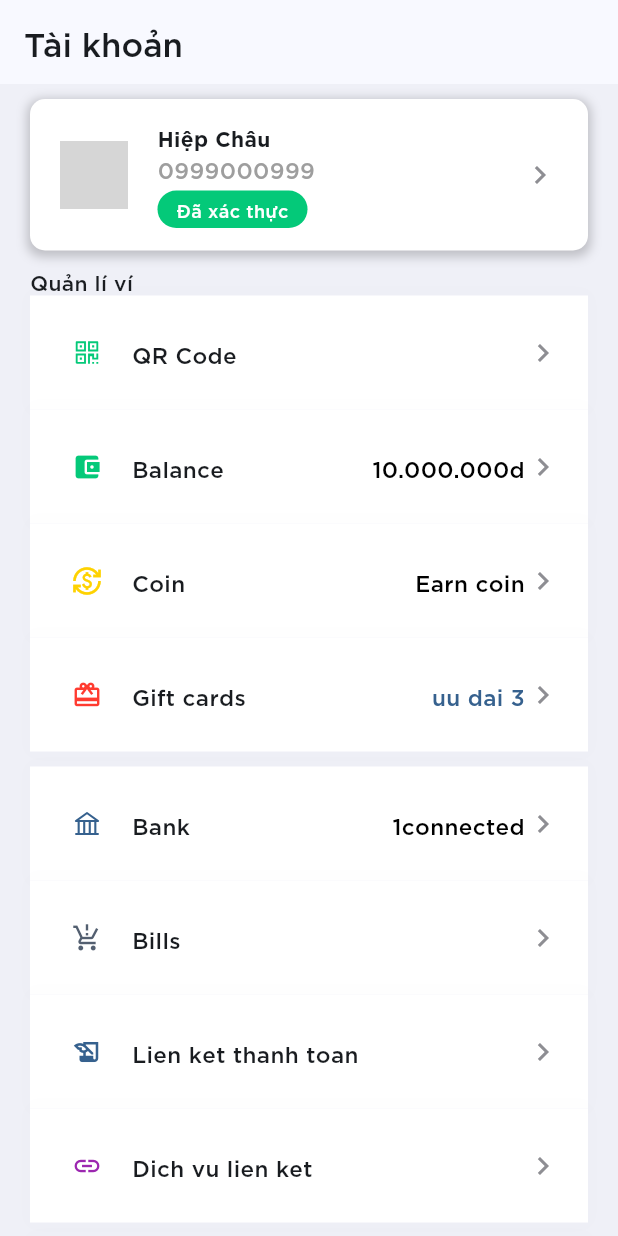
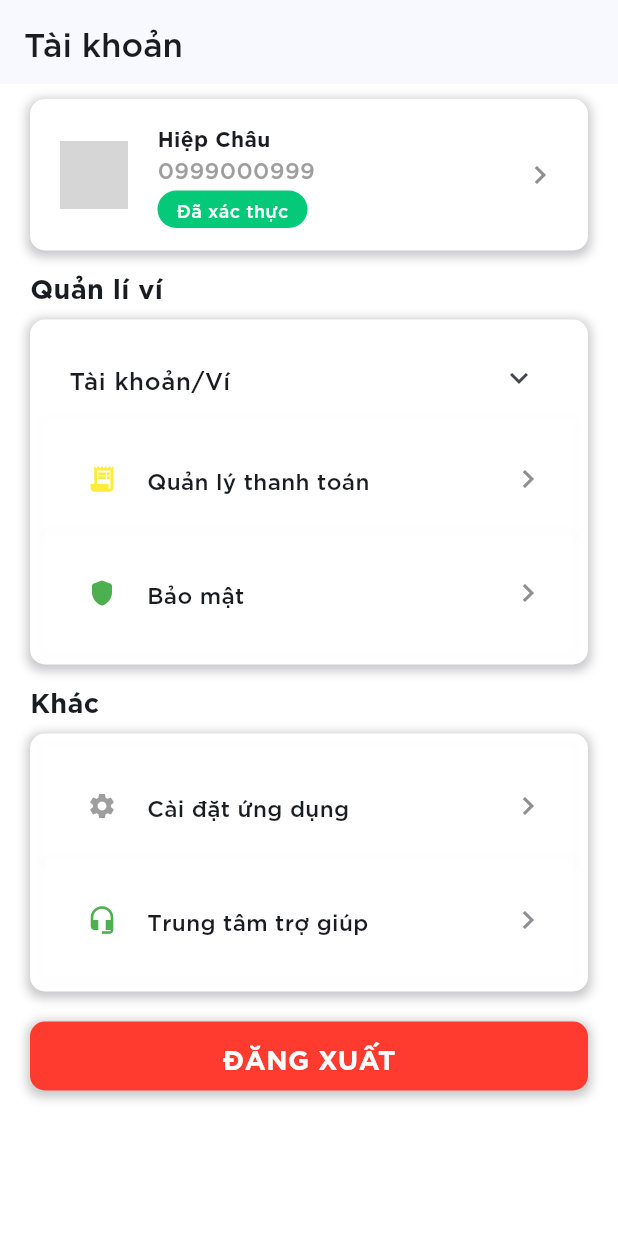
Before and after one commit to hiepchau/EwalletFlutterUI, a Flutter app: the AccountPage screen opened directly, on a phone screen of 412 x 824 dp. Run offline on Flutter 3.47's test engine with Material 2 defaults, Android fonts, the phone set to English and light mode, and no system bars; our stand-ins replace animated_bottom_navigation_bar, expandable_page_view, flutter_font_icons, font_awesome_flutter, qr_flutter; missing offline and left inert: barcode_scan2; network calls fail; grey boxes are pictures that could not be loaded.

Commit message:
update account page

```diff
--- a/lib/main.dart
+++ b/lib/main.dart
@@ -7,7 +7,7 @@ void main() {
     theme: ThemeData(
       useMaterial3: true,
       colorScheme: ColorScheme.fromSeed(seedColor: Colors.blue),
-      scaffoldBackgroundColor: ColorScheme.fromSeed(seedColor: Colors.blue).onInverseSurface,
+      scaffoldBackgroundColor: Colors.white,
       fontFamily: 'SVN-Gotham',
       textTheme: const TextTheme(
         headlineSmall: TextStyle(
--- a/lib/pages/account_page.dart
+++ b/lib/pages/account_page.dart
@@ -1,12 +1,22 @@
+import 'package:ewallet/pages/components/CustomSeparator.dart';
 import 'package:ewallet/pages/widgets/profile_widget.dart';
 import 'package:ewallet/style/color.dart';
+import 'package:ewallet/wallet_lists.dart';
 import 'package:flutter/material.dart';
 import 'package:flutter_font_icons/flutter_font_icons.dart';
-
+import '../wallet_lists.dart';
 import '../balance_lists.dart';
 import '../style/constants.dart';
 
-class AccountPage extends StatelessWidget {
+class AccountPage extends StatefulWidget {
+  AccountPage({super.key});
+
+  @override
+  _AccountPage createState() => _AccountPage();
+}
+
+class _AccountPage extends State<AccountPage> {
+  bool isVisible = false;
   @override
   Widget build(BuildContext context) {
     return Scaffold(
@@ -14,18 +24,18 @@ class AccountPage extends StatelessWidget {
         title: const Text('Tài khoản'),
         automaticallyImplyLeading: false,
       ),
-      body: getBody(),
+      body: getBody(context),
     );
   }
 
-  Widget getBody() {
+  Widget getBody(BuildContext context) {
     return Column(
       children: [
         Expanded(
           child: SingleChildScrollView(
             child: Container(
-              width: double.infinity,
-              child: getAccountSection(),
+              width: MediaQuery.of(context).size.width,
+              child: getAccountSection(context),
             ),
           ),
         ),
@@ -33,7 +43,7 @@ class AccountPage extends StatelessWidget {
     );
   }
 
-  Widget getAccountSection() {
+  Widget getAccountSection(BuildContext context) {
     return Padding(
       padding: const EdgeInsets.symmetric(horizontal: 20, vertical: 10),
       child: Column(
@@ -42,22 +52,20 @@ class AccountPage extends StatelessWidget {
           GestureDetector(
             onTap: () {},
             child: Container(
-              width: double.infinity,
+              width: MediaQuery.of(context).size.width,
               decoration: BoxDecoration(
-                borderRadius: BorderRadius.all(Radius.circular(10)),
+                borderRadius: const BorderRadius.all(Radius.circular(10)),
                 color: white,
                 boxShadow: [
                   BoxShadow(
                       color: grey.withOpacity(0.5),
                       spreadRadius: 2,
                       blurRadius: 5,
-                    offset: Offset(0,2)
-                  ),
+                      offset: const Offset(0, 2)),
                 ],
               ),
               child: Container(
-                padding: const EdgeInsets.fromLTRB(
-                    20,  15,  20, 15),
+                padding: const EdgeInsets.fromLTRB(20, 15, 20, 15),
                 child: Row(
                   mainAxisAlignment: MainAxisAlignment.spaceBetween,
                   children: [
@@ -77,32 +85,32 @@ class AccountPage extends StatelessWidget {
                       child: Column(
                         crossAxisAlignment: CrossAxisAlignment.start,
                         children: [
-                          const Text(
-                            "Hiệp Châu",
+                          const Text("Hiệp Châu",
                               style: TextStyle(
                                 fontWeight: FontWeight.w700,
-                            )
-                          ),
+                              )),
                           const Text(
                             "0999000999",
                             style: wGreyTextStyle,
                           ),
-                          const SizedBox(height: 5,),
+                          const SizedBox(
+                            height: 5,
+                          ),
                           Container(
                             alignment: Alignment.center,
                             height: 25,
                             width: 100,
                             decoration: BoxDecoration(
                                 borderRadius: BorderRadius.circular(20),
-                              color: green
-                            ),
-                          child: Text("Đã xác thực",
+                                color: green),
+                            child: Text(
+                              "Đã xác thực",
                               textAlign: TextAlign.center,
                               style: TextStyle(
                                   fontSize: 12,
                                   fontWeight: FontWeight.w300,
-                            color: onPrimary
-                          ),),
+                                  color: onPrimary),
+                            ),
                           ),
                         ],
                       ),
@@ -119,83 +127,214 @@ class AccountPage extends StatelessWidget {
           const SizedBox(
             height: 10,
           ),
-          Text("Quản lí ví"),
-          const ProfileWidget(
-              icon: AntDesign.qrcode,
-              iconColor: green,
-              title: 'QR Code',
-              subtitle: ''),
-          const ProfileWidget(
-              icon: Icons.account_balance_wallet,
-              iconColor: green,
-              title: 'Balance',
-              subtitle: '10.000.000d'),
-          const ProfileWidget(
-              icon: Icons.currency_exchange,
-              iconColor: yellow,
-              title: 'Coin',
-              subtitle: 'Earn coin'),
-          ProfileWidget(
-              icon: Icons.card_giftcard,
-              iconColor: red,
-              title: 'Gift cards',
-              subtitle: '3 uu dai',
-              subtitleColor: primary),
-          const SizedBox(
-            height: 10,
-          ),
-           ProfileWidget(
-            icon: AntDesign.bank,
-            iconColor: primary,
-            title: 'Bank',
-            subtitle: '1connected',
-          ),
-          ProfileWidget(
-            icon: Icons.production_quantity_limits,
-            iconColor: secondary,
-            title: 'Bills',
-            subtitle: '',
-          ),
-          ProfileWidget(
-            icon: Icons.history_edu,
-            iconColor: primary,
-            title: 'Lien ket thanh toan',
-            subtitle: '',
-          ),
-          const ProfileWidget(
-            icon: Icons.link,
-            iconColor: purple,
-            title: 'Dich vu lien ket',
-            subtitle: '',
+          const Text(
+            "Quản lí ví",
+            style: TextStyle(fontSize: 18, fontWeight: FontWeight.w700),
           ),
           const SizedBox(
             height: 10,
           ),
+          Container(
+            padding: const EdgeInsets.all(10),
+            decoration: BoxDecoration(
+                color: white,
+                borderRadius: const BorderRadius.all(Radius.circular(10)),
+                boxShadow: [
+                  BoxShadow(
+                      color: grey.withOpacity(0.5),
+                      spreadRadius: 2,
+                      blurRadius: 5,
+                      offset: const Offset(0, 2))
+                ]),
+            child: Column(children: [
+              Theme(
+                  data: Theme.of(context)
+                      .copyWith(dividerColor: Colors.transparent),
+                  child: ExpansionTile(
+                    onExpansionChanged: (temp) {
+                      setState(() {
+                        isVisible = temp;
+                      });
+                    },
+                    title: const Text("Tài khoản/Ví"),
+                    children: _buildExpandableContent(walletList),
+                  )),
+              Visibility(
+                visible: isVisible,
+                child: const Text(
+                  "Xem tất cả (3)",
+                  style: TextStyle(color: Colors.blue),
+                ),
+              ),
               const ProfileWidget(
-              icon: Icons.settings,
-              iconColor: grey,
-              title: 'Settings',
-              subtitle: ''),
+                icon: Icons.receipt_long,
+                iconColor: Colors.yellow,
+                title: 'Quản lý thanh toán',
+                subtitle: "",
+              ),
               const ProfileWidget(
-              icon: Icons.headphones_sharp,
-              iconColor: grey,
-              title: 'Support center',
-              subtitle: ''),
-          const ProfileWidget(
-              icon: AntDesign.info,
-              iconColor: grey,
-              title: 'Thong tin ung dung ',
-              subtitle: ''),
+                icon: Icons.shield_rounded,
+                iconColor: Colors.green,
+                title: 'Bảo mật',
+                subtitle: "",
+              ),
+            ]),
+          ),
           const SizedBox(
             height: 10,
           ),
-          const ProfileWidget(
-              icon: AntDesign.logout,
-              iconColor: grey,
-              title: 'Logout',
-              subtitle: ''),
+          const Text(
+            "Khác",
+            style: TextStyle(fontSize: 18, fontWeight: FontWeight.w700),
+          ),
+          const SizedBox(
+            height: 10,
+          ),
+          Container(
+            padding: const EdgeInsets.all(10),
+            decoration: BoxDecoration(
+                color: white,
+                borderRadius: const BorderRadius.all(Radius.circular(10)),
+                boxShadow: [
+                  BoxShadow(
+                      color: grey.withOpacity(0.5),
+                      spreadRadius: 2,
+                      blurRadius: 5,
+                      offset: const Offset(0, 2))
+                ]),
+            child: Column(children: const [
+              ProfileWidget(
+                icon: Icons.settings,
+                iconColor: Colors.grey,
+                title: 'Cài đặt ứng dụng',
+                subtitle: "",
+              ),
+              ProfileWidget(
+                icon: Icons.headset_mic,
+                iconColor: Colors.green,
+                title: 'Trung tâm trợ giúp',
+                subtitle: "",
+              ),
+            ]),
+          ),
+          const SizedBox(
+            height: 20,
+          ),
+          Container(
+              width: MediaQuery.of(context).size.width,
+              padding: const EdgeInsets.all(10),
+              decoration: BoxDecoration(
+                  color: red,
+                  borderRadius: const BorderRadius.all(Radius.circular(10)),
+                  boxShadow: [
+                    BoxShadow(
+                        color: grey.withOpacity(0.5),
+                        spreadRadius: 2,
+                        blurRadius: 5,
+                        offset: const Offset(0, 2))
+                  ]),
+              child: Text(
+                "ĐĂNG XUẤT",
+                textAlign: TextAlign.center,
+                style: TextStyle(
+                  fontWeight: FontWeight.w700,
+                  fontSize: 18,
+                  color: onPrimary),
+              )),
+            const SizedBox(
+            height: 50,
+          ),
         ],
       ),
     );
   }
+
+  // ignore: non_constant_identifier_names
+  List<Widget> _buildExpandableContent(List wallet_lists) {
+    List<Widget> columnContent = [];
+
+    for (var content in wallet_lists) {
+      if (content["name"] == "TPBank") {
+        columnContent.add(
+          ListTile(
+            title: Row(children: [
+              Expanded(
+                child: Text(
+                  content["name"],
+                  style: const TextStyle(fontSize: 15.0),
+                ),
+              ),
+              Expanded(
+                  child: Column(
+                      mainAxisAlignment: MainAxisAlignment.end,
+                      children: [
+                    Text(
+                      content["card_Number"],
+                      style: const TextStyle(fontSize: 13),
+                    )
+                  ]))
+            ]),
+            leading: CircleAvatar(
+                backgroundColor: Colors.transparent,
+                child: Image.asset('assets/images/icons/tpbankIcon.png')),
+          ),
+        );
       }
+      if (content["name"] == "VietcomBank") {
+        columnContent.add(
+          ListTile(
+            title: Row(children: [
+              Expanded(
+                child: Text(
+                  content["name"],
+                  style: const TextStyle(fontSize: 15.0),
+                ),
+              ),
+              Expanded(
+                  child: Column(
+                      mainAxisAlignment: MainAxisAlignment.end,
+                      children: [
+                    Text(
+                      content["card_Number"],
+                      style: TextStyle(fontSize: 13),
+                    )
+                  ]))
+            ]),
+            leading: CircleAvatar(
+                backgroundColor: Colors.transparent,
+                child: Image.asset('assets/images/icons/vietcombankIcon.png')),
+          ),
+        );
+      }
+      if (content["name"] == "Ví") {
+        columnContent.add(
+          ListTile(
+            title: Row(children: [
+              Expanded(
+                child: Text(
+                  content["name"],
+                  style: const TextStyle(fontSize: 15.0),
+                ),
+              ),
+              Expanded(
+                  child: Column(
+                      mainAxisAlignment: MainAxisAlignment.end,
+                      children: [
+                    Text(
+                      content["balance"],
+                      style: const TextStyle(fontSize: 13),
+                    )
+                  ]))
+            ]),
+            leading: CircleAvatar(
+                backgroundColor: Colors.transparent,
+                child: Image.asset(
+                  'assets/images/icons/blackWalletIcon.png',
+                )),
+          ),
+        );
+      }
+    }
+    return columnContent;
+  }
+}
--- /dev/null
+++ b/lib/pages/components/CustomSeparator.dart
@@ -0,0 +1,33 @@
+import 'package:flutter/material.dart';
+
+class CustomSeparator extends StatelessWidget {
+  const CustomSeparator({Key? key, this.height = 1, this.color = Colors.black})
+      : super(key: key);
+  final double height;
+  final Color color;
+
+  @override
+  Widget build(BuildContext context) {
+    return LayoutBuilder(
+      builder: (BuildContext context, BoxConstraints constraints) {
+        final boxWidth = constraints.constrainWidth();
+        const dashWidth = 7.0;
+        final dashHeight = height;
+        final dashCount = (boxWidth / (2 * dashWidth)).floor();
+        return Flex(
+          mainAxisAlignment: MainAxisAlignment.spaceBetween,
+          direction: Axis.horizontal,
+          children: List.generate(dashCount, (_) {
+            return SizedBox(
+              width: dashWidth,
+              height: dashHeight,
+              child: DecoratedBox(
+                decoration: BoxDecoration(color: color),
+              ),
+            );
+          }),
+        );
+      },
+    );
+  }
+}
--- a/lib/pages/widgets/profile_widget.dart
+++ b/lib/pages/widgets/profile_widget.dart
@@ -8,6 +8,7 @@ class ProfileWidget extends StatelessWidget{
   final String title;
   final String subtitle;
   final Color subtitleColor;
+  final Color color;
   // final Function onTap;
 
   const ProfileWidget({
@@ -16,6 +17,7 @@ class ProfileWidget extends StatelessWidget{
     required this.iconColor,
     required this.title,
     required this.subtitle,
+    this.color = white,
     this.subtitleColor = black}) : super(key: key);
   @override
   Widget build(BuildContext context){
@@ -27,7 +29,7 @@ class ProfileWidget extends StatelessWidget{
       child: Container(
         width: double.infinity,
         decoration: BoxDecoration(
-          color: white,
+          color: color,
           boxShadow: [
             BoxShadow(
               color: grey.withOpacity(0.01),
--- /dev/null
+++ b/lib/wallet_lists.dart
@@ -0,0 +1,23 @@
+List walletList = [
+  {
+    "id": "EWW001",
+    "name": "Ví",
+    "balance": "500.000đ",
+    "type": "wallet",
+    "card_Number": "123456789",
+  },
+  {
+    "id": "EWW002",
+    "name": "TPBank",
+    "balance": "500.000đ",
+    "type": "bank",
+    "card_Number": "******789",
+  },
+  {
+    "id": "EWW003",
+    "name": "VietcomBank",
+    "balance": "500.000đ",
+    "type": "bank",
+    "card_Number": "******789",
+  }
+];
```
Lines whose indentation alone changed are shown as unchanged.
